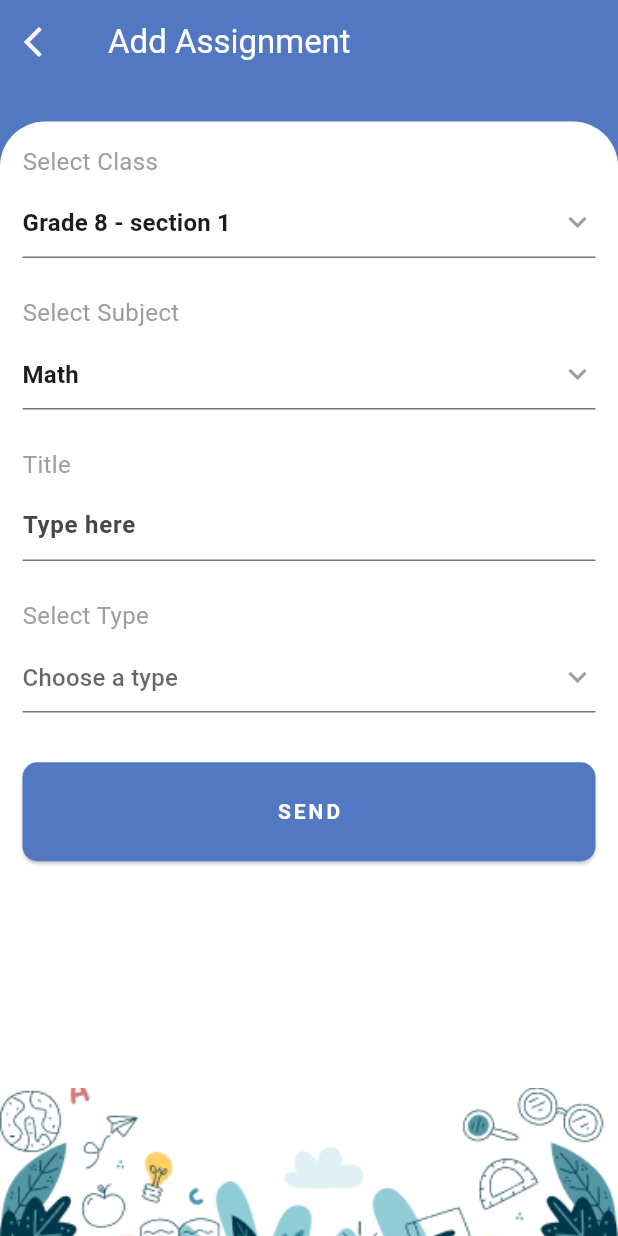
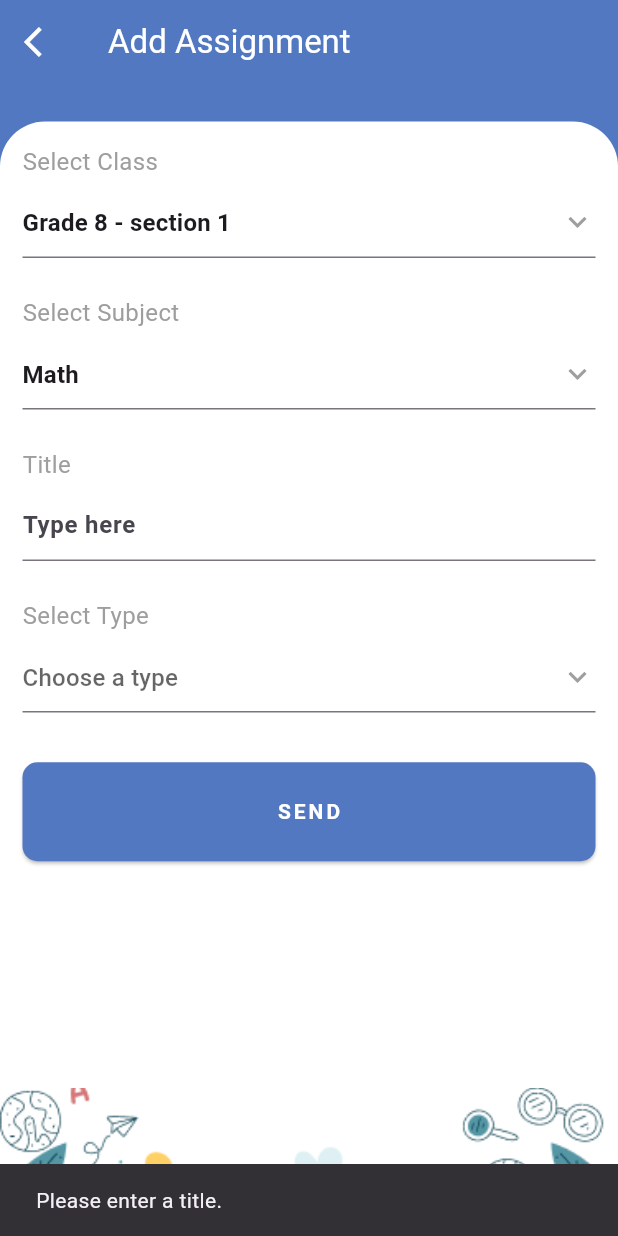
Before and after one commit to georgecabaccang/iskulapp-flutter, a Flutter app: the AddAssignmentPage screen opened directly, after a tap on "SEND", on a phone screen of 412 x 824 dp. Run offline on Flutter 3.47's test engine with Material 3 defaults, Android fonts, the phone set to English and light mode, and no system bars; our stand-ins replace flutter_bloc, flutter_dotenv, flutter_secure_storage, flutter_spinkit, freezed_annotation, table_calendar; accounts and stored records are empty.

Commit message:
add validation in add assignment page

```diff
--- a/lib/pages/teacher/widget/add_assignment_dropdown.dart
+++ b/lib/pages/teacher/widget/add_assignment_dropdown.dart
@@ -21,7 +21,7 @@ class AddAssignmentDropdown extends StatelessWidget {
       decoration: InputDecoration(
         hintText: hint,
         border: const UnderlineInputBorder(
-          borderSide: BorderSide(color: Colors.grey), // Bottom border only
+          borderSide: BorderSide(color: Colors.grey),
         ),
       ),
       items: items.map<DropdownMenuItem<String>>((String value) {
@@ -37,7 +37,7 @@ class AddAssignmentDropdown extends StatelessWidget {
       }).toList(),
       onChanged: onChanged,
       isExpanded: true, // Makes the dropdown take the full width
-      icon: const Icon(Icons.keyboard_arrow_down_sharp, color: Colors.grey), // Custom dropdown icon
+      icon: const Icon(Icons.keyboard_arrow_down_sharp, color: Colors.grey),
     );
   }
 }
--- a/lib/pages/teacher/widget/add_assignment_form.dart
+++ b/lib/pages/teacher/widget/add_assignment_form.dart
@@ -52,6 +52,43 @@ class _AddAssignmentFormState extends State<AddAssignmentForm> {
       subjectList = jsonResponse.cast<String>();
       selectedSubject = subjectList.isNotEmpty ? subjectList[0] : null;
     });
+  }
+
+
+
+  void _validateAndSubmit() {
+    String? errorMessage;
+
+    // Validate class
+    if (selectedClass == null) {
+      errorMessage = "Please select a class.";
+    }
+    // Validate subject
+    else if (selectedSubject == null) {
+      errorMessage = "Please select a subject.";
+    }
+    // Validate title
+    else if (titleController.text.isEmpty) {
+      errorMessage = "Please enter a title.";
+    }
+    // Validate type-specific fields
+    else if (selectedType == "Online" && urlController.text.isEmpty) {
+      errorMessage = "Please enter a URL.";
+    } else if (selectedType == "Take Home" && instructionsController.text.isEmpty) {
+      errorMessage = "Please enter instructions.";
+    }
+
+    // If validation failed, show error message
+    if (errorMessage != null) {
+      ScaffoldMessenger.of(context).showSnackBar(
+        SnackBar(content: Text(errorMessage)),
+      );
+    } else {
+      // Submit the form data
+      ScaffoldMessenger.of(context).showSnackBar(
+        const SnackBar(content: Text("Assignment submitted successfully!")),
+      );
+    }
   }
 
   @override
@@ -132,7 +169,7 @@ class _AddAssignmentFormState extends State<AddAssignmentForm> {
               },
             ),
             const SizedBox(height: 25),
-            // Conditionally show text field based on selected type
+
             if (selectedType == "Online") ...[
               const Text(
                 "URL",
@@ -169,7 +206,7 @@ class _AddAssignmentFormState extends State<AddAssignmentForm> {
                 "Instructions",
                 style: TextStyle(color: Colors.grey, fontSize: 16),
               ),
-               SizedBox(height: MediaQuery.of(context).size.height * 0.01),
+              SizedBox(height: MediaQuery.of(context).size.height * 0.01),
               TextField(
                 controller: instructionsController,
                 decoration: const InputDecoration(
@@ -180,24 +217,22 @@ class _AddAssignmentFormState extends State<AddAssignmentForm> {
                 ),
               ),
             ],
-             SizedBox(height: MediaQuery.of(context).size.height * 0.01), // Add spacing before the button
+            SizedBox(height: MediaQuery.of(context).size.height * 0.01),
             ElevatedButton(
-              onPressed: () {
-                // Handle button press (e.g., submit the form)
-              },
+              onPressed: _validateAndSubmit,
               style: ElevatedButton.styleFrom(
-                backgroundColor: const Color(0xFF5278C1), // Background color
-                minimumSize:  Size(double.infinity, MediaQuery.of(context).size.height * 0.08),
+                backgroundColor: const Color(0xFF5278C1),
+                minimumSize: Size(double.infinity, MediaQuery.of(context).size.height * 0.08),
                 shape: RoundedRectangleBorder(
-                  borderRadius: BorderRadius.circular(10.0), // Border radius
-                ), // Full width and fixed height
+                  borderRadius: BorderRadius.circular(10.0),
+                ),
               ),
-              child:  Text(
+              child: Text(
                 selectedType == "In App" ? "Create Assignment" : "SEND",
                 style: const TextStyle(
                     fontWeight: FontWeight.bold,
                     color: Colors.white,
-                    letterSpacing: 2.0), // Bold text
+                    letterSpacing: 2.0),
               ),
             ),
           ],
@@ -206,11 +241,12 @@ class _AddAssignmentFormState extends State<AddAssignmentForm> {
     );
   }
 
+
   @override
   void dispose() {
     titleController.dispose();
-    urlController.dispose(); // Dispose of the URL controller
-    instructionsController.dispose(); // Dispose of the instructions controller
+    urlController.dispose();
+    instructionsController.dispose();
     super.dispose();
   }
 }
```
Also changed, not shown: 1 other file.
